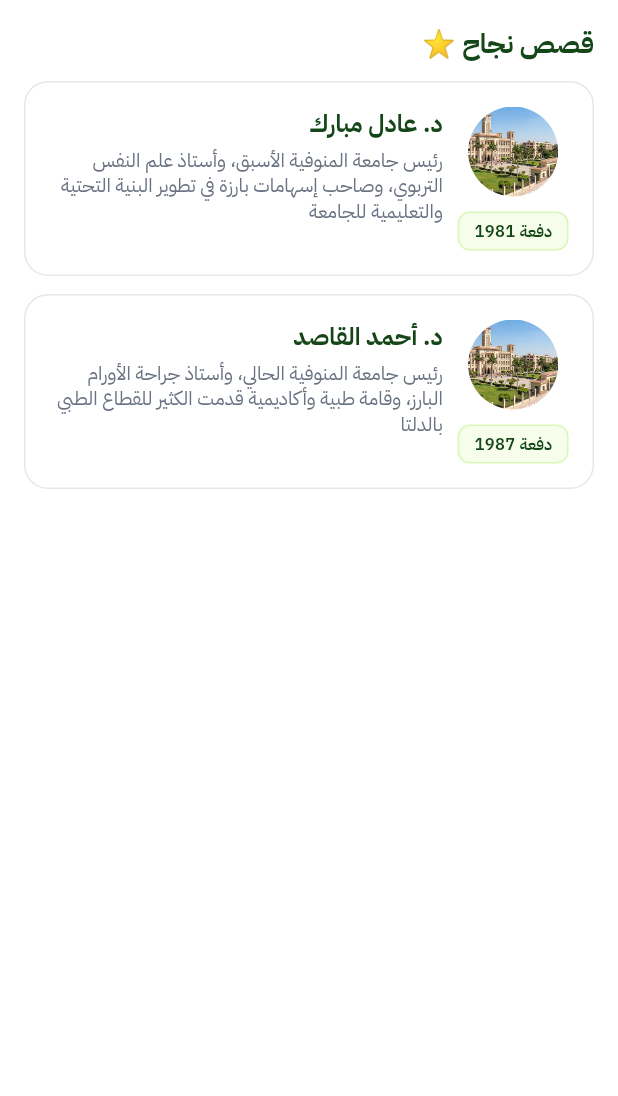
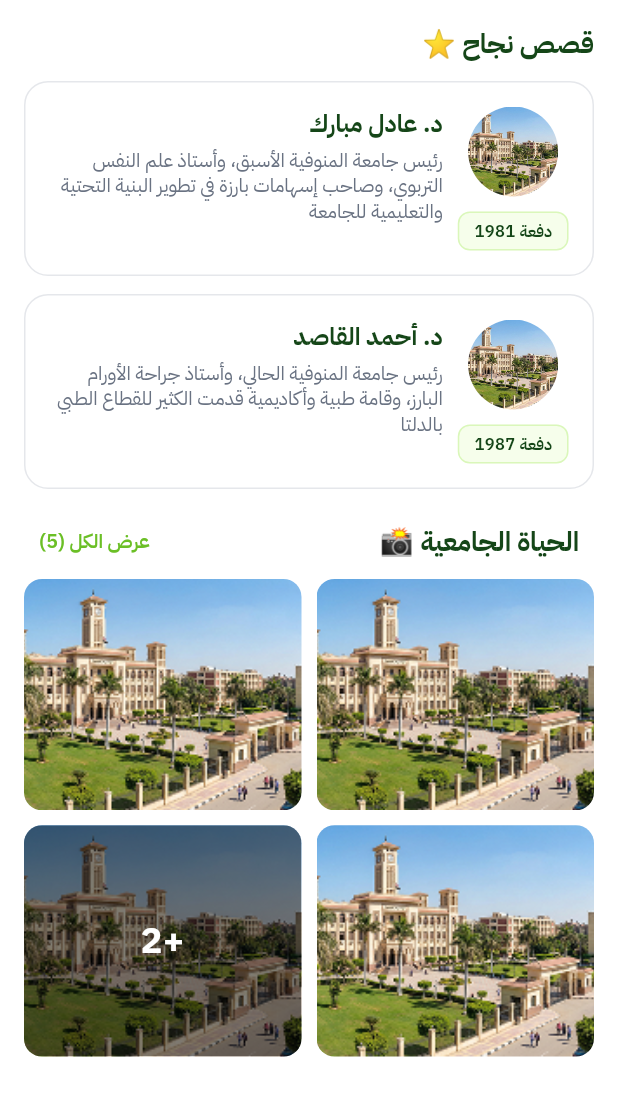
Before and after one commit to MoAbdullahConQ/Uni, a Flutter app: the UniDetailView screen opened by its route, scrolled down 436 dp, on a phone screen of 412 x 824 dp. Shown: the top 1096 px of the screen. Run offline on Flutter 3.47's test engine with Material 3 defaults, Android fonts, the phone set to English and light mode, and no system bars; our stand-ins replace bloc, dots_indicator, flutter_svg, get_it, modal_progress_hud_nsn, shared_preferences; accounts and stored records are empty.

Commit message:
feat(uni_detail): add campus photo paths to UniDetailEntity and implement CampusPhotosGrid widget

```diff
--- a/lib/core/helper_functions/getDummyEntities.dart
+++ b/lib/core/helper_functions/getDummyEntities.dart
@@ -352,5 +352,12 @@ UniDetailEntity getDummyUniDetailEntity() {
         graduationYear: 'دفعة 1987',
       ),
     ],
+    campusPhotoPaths: [
+      Assets.imagesUniPic,
+      Assets.imagesUniPic,
+      Assets.imagesUniPic,
+      Assets.imagesUniPic,
+      Assets.imagesUniPic,
+    ],
   );
 }
--- a/lib/features/uni_detail/domain/entities/uni_detail_entity.dart
+++ b/lib/features/uni_detail/domain/entities/uni_detail_entity.dart
@@ -13,6 +13,7 @@ class UniDetailEntity {
   final String worldRanking;
   final List<UniFacultyEntity> uniFacultyEntities;
   final List<UniAlumniEntity> alumni;
+  final List<String> campusPhotoPaths;
 
   const UniDetailEntity({
     required this.name,
@@ -26,5 +27,6 @@ class UniDetailEntity {
     required this.worldRanking,
     required this.uniFacultyEntities,
     required this.alumni,
+    required this.campusPhotoPaths,
   });
 }
--- /dev/null
+++ b/lib/features/uni_detail/presentation/views/widgets/campus_photos_grid.dart
@@ -0,0 +1,71 @@
+import 'package:flutter/material.dart';
+import 'package:uni/core/utils/app_colors.dart';
+import 'package:uni/core/utils/app_text_style.dart';
+import 'package:uni/core/widgets/guide_section_header.dart';
+
+class CampusPhotosGrid extends StatelessWidget {
+  const CampusPhotosGrid({
+    super.key,
+    required this.photoPaths,
+    required this.totalCount,
+  });
+
+  final List<String> photoPaths;
+  final int totalCount;
+
+  @override
+  Widget build(BuildContext context) {
+    return Column(
+      crossAxisAlignment: CrossAxisAlignment.end,
+      children: [
+        GuideSectionHeader(
+          title: 'الحياة الجامعية 📸',
+          titleStyle: TextStyles.bold18.copyWith(color: AppColors.primaryColor),
+          subTitle: 'عرض الكل ($totalCount)',
+          subTitleStyle: TextStyles.semiBold13.copyWith(
+            color: AppColors.lightPrimaryColor,
+          ),
+        ),
+        // Header
+        const SizedBox(height: 12),
+
+        // Grid
+        GridView.builder(
+          physics: const NeverScrollableScrollPhysics(),
+          shrinkWrap: true,
+          gridDelegate: const SliverGridDelegateWithFixedCrossAxisCount(
+            crossAxisCount: 2,
+            crossAxisSpacing: 10,
+            mainAxisSpacing: 10,
+            childAspectRatio: 1.2,
+          ),
+          itemCount: photoPaths.length > 4 ? 4 : photoPaths.length,
+          itemBuilder: (_, i) {
+            final isLast = i == 3 && totalCount > 4;
+            return ClipRRect(
+              borderRadius: BorderRadius.circular(12),
+              child: Stack(
+                fit: StackFit.expand,
+                children: [
+                  Image.asset(photoPaths[i], fit: BoxFit.cover),
+                  if (isLast)
+                    Container(
+                      color: Colors.black.withOpacity(0.5),
+                      child: Center(
+                        child: Text(
+                          '+${totalCount - 3}',
+                          style: TextStyles.bold24.copyWith(
+                            color: Colors.white,
+                          ),
+                        ),
+                      ),
+                    ),
+                ],
+              ),
+            );
+          },
+        ),
+      ],
+    );
+  }
+}
--- a/lib/features/uni_detail/presentation/views/widgets/uni_alumni_tab.dart
+++ b/lib/features/uni_detail/presentation/views/widgets/uni_alumni_tab.dart
@@ -2,6 +2,7 @@ import 'package:flutter/material.dart';
 import 'package:uni/core/utils/app_colors.dart';
 import 'package:uni/core/utils/app_text_style.dart';
 import 'package:uni/features/uni_detail/domain/entities/uni_detail_entity.dart';
+import 'package:uni/features/uni_detail/presentation/views/widgets/campus_photos_grid.dart';
 import 'package:uni/features/uni_detail/presentation/views/widgets/uni_alumni_card.dart';
 
 class UniAlumniTab extends StatelessWidget {
@@ -28,7 +29,14 @@ class UniAlumniTab extends StatelessWidget {
               child: UniAlumniCard(uniDetailEntity: alumni),
             );
           }),
-          const SizedBox(height: 8),
+          const SizedBox(height: 10),
+
+          // Campus photos
+          CampusPhotosGrid(
+            photoPaths: uniDetailEntity.campusPhotoPaths,
+            totalCount: uniDetailEntity.campusPhotoPaths.length,
+          ),
+          const SizedBox(height: 32),
         ],
       ),
     );
```
